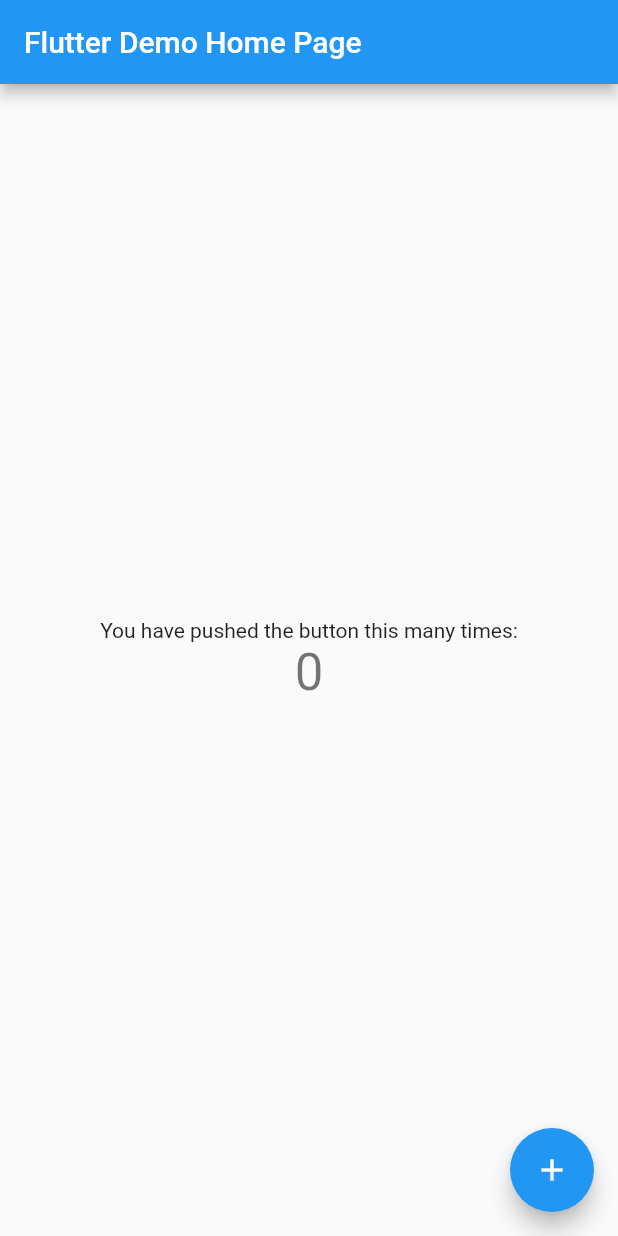
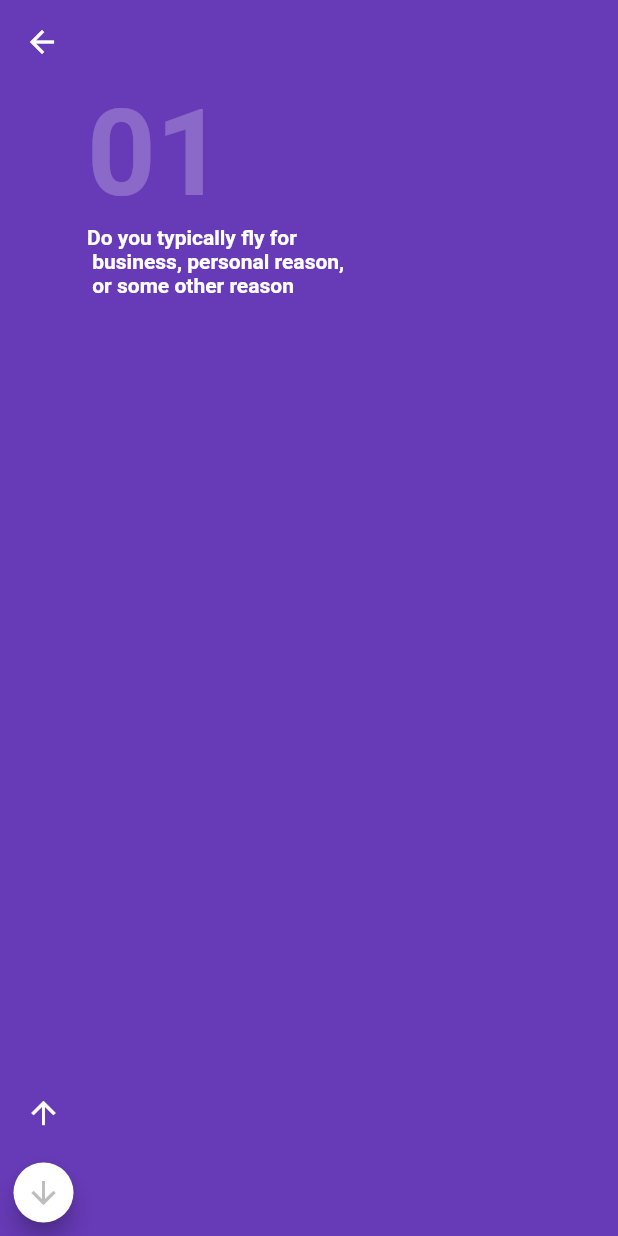
Before and after one commit to nathancaracho/flutter_challenge_air_survey, a Flutter app: the screen it shows after launch, on a phone screen of 412 x 824 dp. Run offline on Flutter 3.47's test engine with Material 2 defaults, Android fonts, the phone set to English and light mode, and no system bars.

Commit message:
Main layout create, bottom buttons arrow down and arrow top

```diff
--- a/lib/main.dart
+++ b/lib/main.dart
@@ -1,109 +1,103 @@
 import 'package:flutter/material.dart';
+import 'package:flutter/rendering.dart';
 
-void main() => runApp(new MyApp());
+void main() {
+  debugPaintSizeEnabled = true;
+  runApp(new MyApp());
+}
 
 class MyApp extends StatelessWidget {
   // This widget is the root of your application.
   @override
   Widget build(BuildContext context) {
     return new MaterialApp(
-      title: 'Flutter Demo',
+      title: 'Airplane',
+      debugShowCheckedModeBanner: false,
       theme: new ThemeData(
-        // This is the theme of your application.
-        //
-        // Try running your application with "flutter run". You'll see the
-        // application has a blue toolbar. Then, without quitting the app, try
-        // changing the primarySwatch below to Colors.green and then invoke
-        // "hot reload" (press "r" in the console where you ran "flutter run",
-        // or press Run > Flutter Hot Reload in IntelliJ). Notice that the
-        // counter didn't reset back to zero; the application is not restarted.
+        backgroundColor: Colors.deepPurple,
         primarySwatch: Colors.blue,
       ),
-      home: new MyHomePage(title: 'Flutter Demo Home Page'),
+      home: new MyHomePage(title: 'Airplane Home Page'),
     );
   }
 }
 
 class MyHomePage extends StatefulWidget {
   MyHomePage({Key key, this.title}) : super(key: key);
-
-  // This widget is the home page of your application. It is stateful, meaning
-  // that it has a State object (defined below) that contains fields that affect
-  // how it looks.
-
-  // This class is the configuration for the state. It holds the values (in this
-  // case the title) provided by the parent (in this case the App widget) and
-  // used by the build method of the State. Fields in a Widget subclass are
-  // always marked "final".
-
   final String title;
-
   @override
   _MyHomePageState createState() => new _MyHomePageState();
 }
 
 class _MyHomePageState extends State<MyHomePage> {
-  int _counter = 0;
-
-  void _incrementCounter() {
-    setState(() {
-      // This call to setState tells the Flutter framework that something has
-      // changed in this State, which causes it to rerun the build method below
-      // so that the display can reflect the updated values. If we changed
-      // _counter without calling setState(), then the build method would not be
-      // called again, and so nothing would appear to happen.
-      _counter++;
-    });
-  }
-
   @override
   Widget build(BuildContext context) {
-    // This method is rerun every time setState is called, for instance as done
-    // by the _incrementCounter method above.
-    //
-    // The Flutter framework has been optimized to make rerunning build methods
-    // fast, so that you can just rebuild anything that needs updating rather
-    // than having to individually change instances of widgets.
-    return new Scaffold(
-      appBar: new AppBar(
-        // Here we take the value from the MyHomePage object that was created by
-        // the App.build method, and use it to set our appbar title.
-        title: new Text(widget.title),
+    return Scaffold(
+      backgroundColor: Colors.deepPurple,
+      appBar: AppBar(
+        backgroundColor: Colors.transparent,
+        leading: BackButton(),
+        elevation: 0.0,
       ),
-      body: new Center(
-        // Center is a layout widget. It takes a single child and positions it
-        // in the middle of the parent.
-        child: new Column(
-          // Column is also layout widget. It takes a list of children and
-          // arranges them vertically. By default, it sizes itself to fit its
-          // children horizontally, and tries to be as tall as its parent.
-          //
-          // Invoke "debug paint" (press "p" in the console where you ran
-          // "flutter run", or select "Toggle Debug Paint" from the Flutter tool
-          // window in IntelliJ) to see the wireframe for each widget.
-          //
-          // Column has various properties to control how it sizes itself and
-          // how it positions its children. Here we use mainAxisAlignment to
-          // center the children vertically; the main axis here is the vertical
-          // axis because Columns are vertical (the cross axis would be
-          // horizontal).
-          mainAxisAlignment: MainAxisAlignment.center,
-          children: <Widget>[
-            new Text(
-              'You have pushed the button this many times:',
+      body: Row(
+        children: <Widget>[
+          Container(
+            child: Column(
+              children: <Widget>[
+                Expanded(child: Container()),
+                Container(
+                  child: FloatingActionButton(
+                    mini: true,
+                    backgroundColor: Colors.transparent,
+                    elevation: 0.0,
+                    child: Icon(
+                      Icons.arrow_upward,
+                      color: Colors.white,
+                    ),
+                    onPressed: () => {},
+                  ),
+                ),
+                Container(
+                  margin: EdgeInsets.all(5.00),
+                  child: FloatingActionButton(
+                    mini: true,
+                    backgroundColor: Colors.white,
+                    child: Icon(
+                      Icons.arrow_downward,
+                      color: Colors.grey[400],
+                    ),
+                    onPressed: () => {},
+                  ),
+                ),
+              ],
             ),
-            new Text(
-              '$_counter',
-              style: Theme.of(context).textTheme.display1,
-            ),
-          ],
-        ),
+          ),
+          Column(
+            crossAxisAlignment:
+                CrossAxisAlignment.start, //align all widgts to left
+            children: <Widget>[
+              Container(
+                  child: Text(
+                "01",
+                style: TextStyle(
+                    color: Colors.white24,
+                    fontSize: 80.00,
+                    fontWeight: FontWeight.bold),
+                textAlign: TextAlign.left,
+              )),
+              Container(
+                child: Text(
+                  "Do you typically fly for\n business, personal reason,\n or some other reason",
+                  style: TextStyle(
+                      color: Colors.white,
+                      fontSize: 14.00,
+                      fontWeight: FontWeight.bold),
+                ),
+              ),
+            ],
+          ),
+        ],
       ),
-      floatingActionButton: new FloatingActionButton(
-        onPressed: _incrementCounter,
-        tooltip: 'Increment',
-        child: new Icon(Icons.add),
-      ), // This trailing comma makes auto-formatting nicer for build methods.
     );
   }
 }
```
